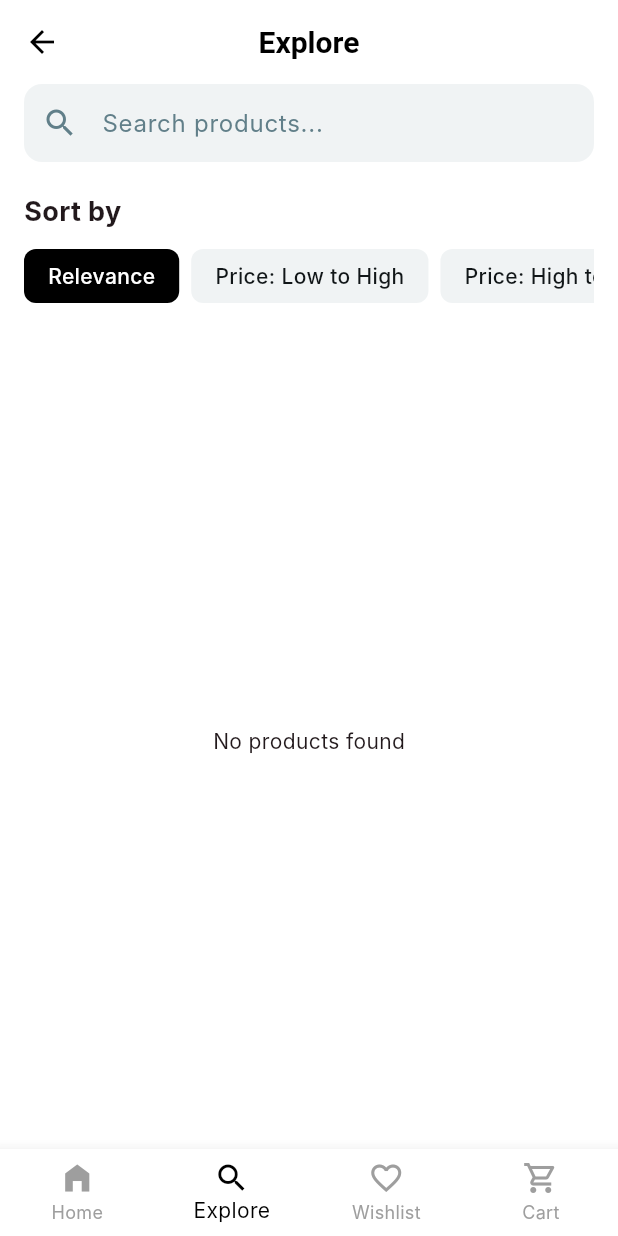
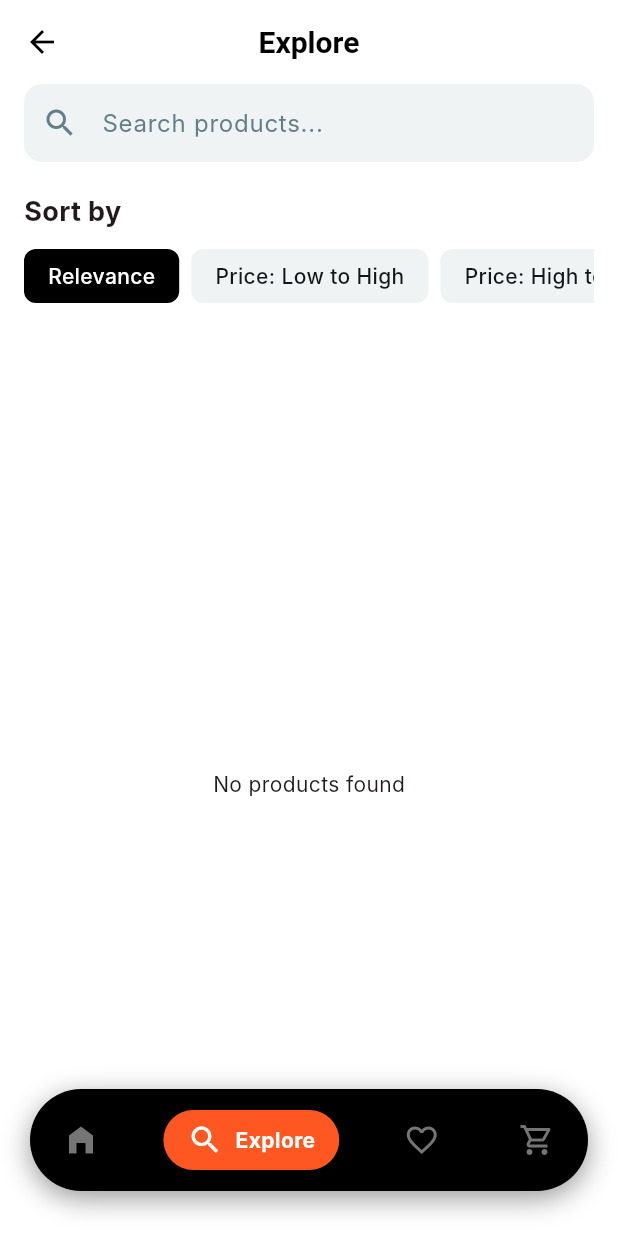
Before and after one commit to medAmineBouali/FlutterShop, a Flutter app: the screen it shows after launch, item 2 of the bottom bar chosen, on a phone screen of 412 x 824 dp. Run offline on Flutter 3.47's test engine with Material 3 defaults, Android fonts, the phone set to English and light mode, and no system bars; network calls fail; Roboto replaces fonts that are missing (Inter).

Commit message:
UPDATED the existed nav bar with a new modern UI

```diff
--- a/lib/screens/main_screen.dart
+++ b/lib/screens/main_screen.dart
@@ -1,5 +1,6 @@
 import 'package:flutter/material.dart';
 import 'package:fluttershop/screens/cart_screen.dart';
+import 'package:fluttershop/widgets/CustomNavBar.dart'; // Import the CustomNavBar
 import 'home_screen.dart';
 import 'explore_screen.dart';
 import 'wishlist_screen.dart';
@@ -31,37 +32,18 @@ class _MainScreenState extends State<MainScreen> {
   @override
   Widget build(BuildContext context) {
     return Scaffold(
+      extendBody: true, // Allows content to go behind the nav bar if it's transparent/floating
       // 🧠 IndexedStack keeps the pages alive in memory so you don't lose your scroll position
       body: IndexedStack(
         index: _selectedIndex,
         children: _pages,
       ),
-      bottomNavigationBar: BottomNavigationBar(
-        type: BottomNavigationBarType.fixed, // Needed when you have 4+ items
-        backgroundColor: Colors.white,
-        selectedItemColor: Colors.black,
-        unselectedItemColor: Colors.grey,
-        showUnselectedLabels: true,
-        currentIndex: _selectedIndex,
-        onTap: _onItemTapped,
-        items: const [
-          BottomNavigationBarItem(
-            icon: Icon(Icons.home_filled),
-            label: "Home",
-          ),
-          BottomNavigationBarItem(
-            icon: Icon(Icons.search),
-            label: "Explore",
-          ),
-          BottomNavigationBarItem(
-            icon: Icon(Icons.favorite_border),
-            label: "Wishlist",
-          ),
-          BottomNavigationBarItem(
-            icon: Icon(Icons.shopping_cart_outlined),
-            label: "Cart",
-          ),
-        ],
+      // Replace BottomNavigationBar with our CustomNavBar inside a positioned container
+      // However, Scaffold's bottomNavigationBar property expects a Widget that sits at the bottom.
+      // We can use it directly if it handles its own sizing, or wrap it.
+      bottomNavigationBar: CustomNavBar(
+        selectedIndex: _selectedIndex,
+        onItemSelected: _onItemTapped,
       ),
     );
   }
```
Also changed, not shown: lib/screens/details_screen.dart (+104 -72 lines).
